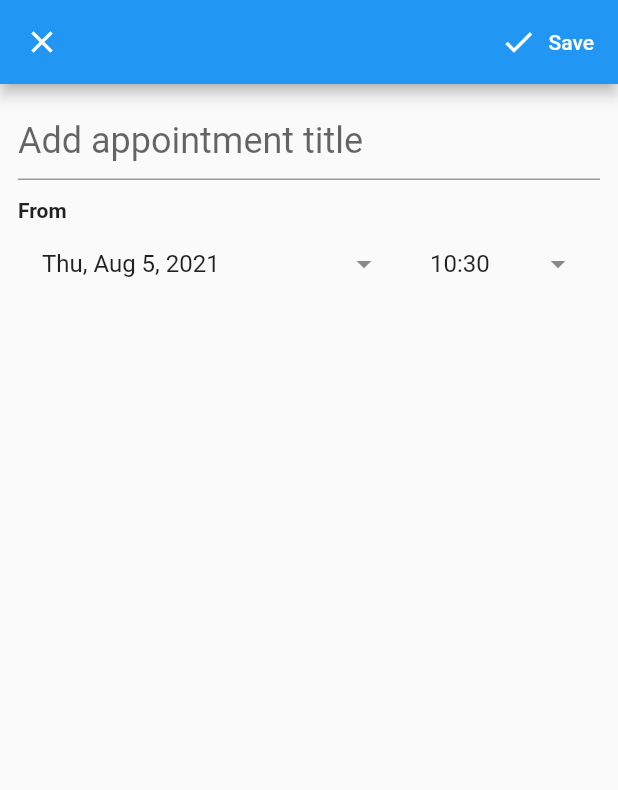
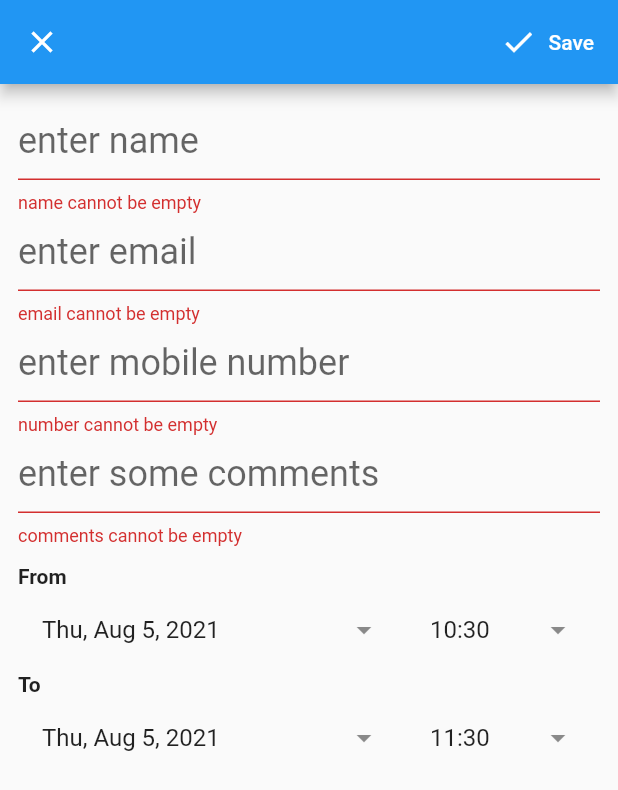
Before and after one commit to rahul6975/Calendar-Book-App, a Flutter app: the EventAddingPage screen opened directly, after a tap on "Save", on a phone screen of 412 x 824 dp. Shown: the top 790 px of the screen. Run offline on Flutter 3.47's test engine with Material 2 defaults, Android fonts, the light colour scheme and no system bars; our stand-ins replace syncfusion_flutter_calendar.

Commit message:
event page added

```diff
--- a/appointment_booking_app/lib/EventAddingPage.dart
+++ b/appointment_booking_app/lib/EventAddingPage.dart
@@ -1,7 +1,9 @@
 import 'package:appointment_booking_app/Event.dart';
+import 'package:appointment_booking_app/EventProvider.dart';
 import 'package:appointment_booking_app/Utils.dart';
 import 'package:flutter/material.dart';
 import 'package:intl/intl.dart';
+import 'package:provider/provider.dart';
 
 class EventAddingPage extends StatefulWidget {
   final Event? event;
@@ -14,10 +16,13 @@
 
 class _EventAddingPageState extends State<EventAddingPage> {
   final _formKey =
-      GlobalKey<FormState>(); // for getting atleast title for the appointment
+      GlobalKey<FormState>(); // for getting at-least name for the appointment
   late DateTime fromDate;
   late DateTime toDate;
-  final titleController = TextEditingController();
+  final nameController = TextEditingController();
+  final emailController = TextEditingController();
+  final mobileController = TextEditingController();
+  final commentController = TextEditingController();
 
   @override
   void initState() {
@@ -44,10 +49,13 @@
             mainAxisSize: MainAxisSize.min,
             children: <Widget>[
               _buildTitle(),
+              _buildEmail(),
+              _buildMobile(),
+              _buildComment(),
               SizedBox(
                 height: 12,
               ),
-              buildDateTime(),
+              buildDateTimePicker(),
             ],
           ),
         ),
@@ -62,7 +70,9 @@
         ElevatedButton.icon(
             style: ElevatedButton.styleFrom(
                 primary: Colors.transparent, shadowColor: Colors.transparent),
-            onPressed: () {},
+            onPressed: () {
+              saveFrom();
+            },
             icon: Icon(Icons.done),
             label: Text("Save")),
       ];
@@ -70,11 +80,42 @@
   Widget _buildTitle() => TextFormField(
         style: TextStyle(fontSize: 24),
         decoration: InputDecoration(
-            border: UnderlineInputBorder(), hintText: "Add appointment title"),
+            border: UnderlineInputBorder(), hintText: "enter name"),
         onFieldSubmitted: (_) {},
-        controller: titleController,
-        validator: (title) =>
-            title != null && title.isEmpty ? "title cannot be empty" : null,
+        controller: nameController,
+        validator: (name) =>
+            name != null && name.isEmpty ? "name cannot be empty" : null,
+      );
+
+  Widget _buildEmail() => TextFormField(
+        style: TextStyle(fontSize: 24),
+        decoration: InputDecoration(
+            border: UnderlineInputBorder(), hintText: "enter email"),
+        onFieldSubmitted: (_) {},
+        controller: emailController,
+        validator: (email) =>
+            email != null && email.isEmpty ? "email cannot be empty" : null,
+      );
+
+  Widget _buildMobile() => TextFormField(
+        style: TextStyle(fontSize: 24),
+        decoration: InputDecoration(
+            border: UnderlineInputBorder(), hintText: "enter mobile number"),
+        onFieldSubmitted: (_) {},
+        controller: mobileController,
+        validator: (mobile) =>
+            mobile != null && mobile.isEmpty ? "number cannot be empty" : null,
+      );
+
+  Widget _buildComment() => TextFormField(
+        style: TextStyle(fontSize: 24),
+        decoration: InputDecoration(
+            border: UnderlineInputBorder(), hintText: "enter some comments"),
+        onFieldSubmitted: (_) {},
+        controller: commentController,
+        validator: (comment) => comment != null && comment.isEmpty
+            ? "comments cannot be empty"
+            : null,
       );
 
   Widget buildDateTime() => Column(
@@ -122,12 +163,17 @@
               flex: 2,
               child: buildDropdownField(
                 text: Utils.toDate(toDate),
-                onClicked: () {},
+                onClicked: () {
+                  pickToDateTime(pickDate: true);
+                },
               ),
             ),
             Expanded(
               child: buildDropdownField(
-                  text: Utils.toTime(toDate), onClicked: () {}),
+                  text: Utils.toTime(toDate),
+                  onClicked: () {
+                    pickToDateTime(pickDate: false);
+                  }),
             )
           ],
         ),
@@ -164,9 +210,40 @@
         ],
       );
 
+  Future saveFrom() async {
+    final isValid = _formKey.currentState!.validate();
+
+    if (isValid) {
+      final event = Event(
+          name: nameController.text,
+          email: emailController.text,
+          mobile: mobileController.text,
+          comment: commentController.text,
+          from: fromDate,
+          to: toDate);
+
+      final provider = Provider.of<EventProvider>(context, listen: false);
+      provider.addAppointment(event);
+      Navigator.of(context).pop();
+    }
+  }
+
+  Future pickToDateTime({required bool pickDate}) async {
+    final date = await pickDateTime(toDate,
+        pickDate: pickDate, firstDate: pickDate ? fromDate : null);
+    if (date == null) return;
+    setState(() {
+      toDate = date;
+    });
+  }
+
   Future pickFromDateTime({required bool pickDate}) async {
     final date = await pickDateTime(fromDate, pickDate: pickDate);
     if (date == null) return;
+
+    if (date.isAfter(toDate)) {
+      toDate = DateTime(date.year, date.month, date.day);
+    }
     setState(() {
       fromDate = date;
     });
```
